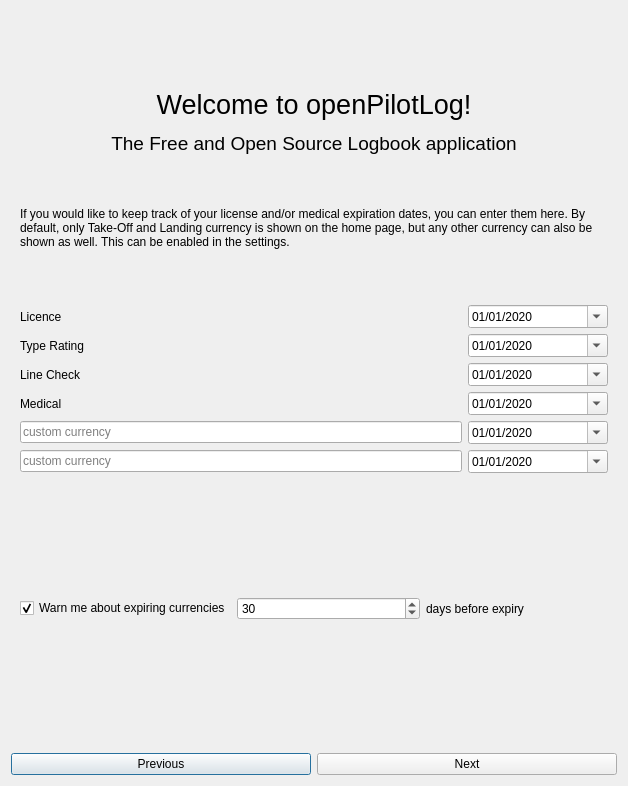
First picture: the form in src/gui/dialogues/firstrundialog.ui, repository fiffty-50/openPilotLog, before the edit.
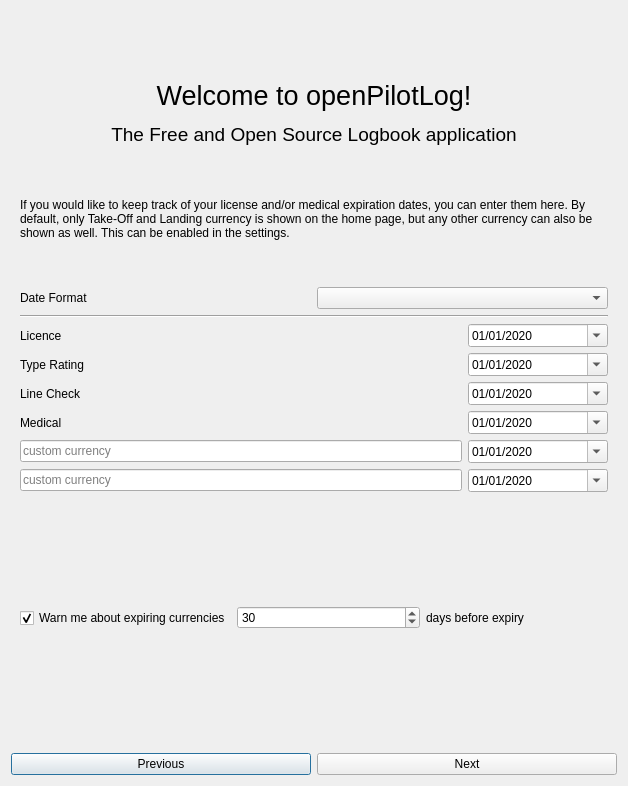
Second picture: the form after the edit. The open tabs and pages were chosen to show the change.

```diff
--- a/src/gui/dialogues/firstrundialog.ui
+++ b/src/gui/dialogues/firstrundialog.ui
@@ -133,7 +133,269 @@
      </widget>
      <widget class="QWidget" name="currencyPage">
       <layout class="QGridLayout" name="gridLayout_6">
-       <item row="0" column="0">
+       <item row="3" column="0" colspan="2">
+        <layout class="QGridLayout" name="gridLayout_5">
+         <item row="0" column="1">
+          <widget class="QDateEdit" name="currLicDateEdit">
+           <property name="minimumSize">
+            <size>
+             <width>140</width>
+             <height>0</height>
+            </size>
+           </property>
+           <property name="currentSection">
+            <enum>QDateTimeEdit::MonthSection</enum>
+           </property>
+           <property name="displayFormat">
+            <string>MM/dd/yyyy</string>
+           </property>
+           <property name="calendarPopup">
+            <bool>true</bool>
+           </property>
+           <property name="timeSpec">
+            <enum>Qt::UTC</enum>
+           </property>
+           <property name="date">
+            <date>
+             <year>2020</year>
+             <month>1</month>
+             <day>1</day>
+            </date>
+           </property>
+          </widget>
+         </item>
+         <item row="4" column="0">
+          <widget class="QLineEdit" name="currCustom1LineEdit">
+           <property name="minimumSize">
+            <size>
+             <width>280</width>
+             <height>0</height>
+            </size>
+           </property>
+           <property name="text">
+            <string/>
+           </property>
+           <property name="placeholderText">
+            <string>custom currency</string>
+           </property>
+          </widget>
+         </item>
+         <item row="3" column="1">
+          <widget class="QDateEdit" name="currMedDateEdit">
+           <property name="minimumSize">
+            <size>
+             <width>140</width>
+             <height>0</height>
+            </size>
+           </property>
+           <property name="currentSection">
+            <enum>QDateTimeEdit::MonthSection</enum>
+           </property>
+           <property name="displayFormat">
+            <string>MM/dd/yyyy</string>
+           </property>
+           <property name="calendarPopup">
+            <bool>true</bool>
+           </property>
+           <property name="timeSpec">
+            <enum>Qt::UTC</enum>
+           </property>
+           <property name="date">
+            <date>
+             <year>2020</year>
+             <month>1</month>
+             <day>1</day>
+            </date>
+           </property>
+          </widget>
+         </item>
+         <item row="5" column="1">
+          <widget class="QDateEdit" name="currCustom2DateEdit">
+           <property name="minimumSize">
+            <size>
+             <width>140</width>
+             <height>0</height>
+            </size>
+           </property>
+           <property name="currentSection">
+            <enum>QDateTimeEdit::MonthSection</enum>
+           </property>
+           <property name="displayFormat">
+            <string>MM/dd/yyyy</string>
+           </property>
+           <property name="calendarPopup">
+            <bool>true</bool>
+           </property>
+           <property name="timeSpec">
+            <enum>Qt::UTC</enum>
+           </property>
+           <property name="date">
+            <date>
+             <year>2020</year>
+             <month>1</month>
+             <day>1</day>
+            </date>
+           </property>
+          </widget>
+         </item>
+         <item row="2" column="0">
+          <widget class="QLabel" name="currLckLabel">
+           <property name="minimumSize">
+            <size>
+             <width>280</width>
+             <height>0</height>
+            </size>
+           </property>
+           <property name="text">
+            <string>Line Check</string>
+           </property>
+          </widget>
+         </item>
+         <item row="3" column="0">
+          <widget class="QLabel" name="currMedLabel">
+           <property name="minimumSize">
+            <size>
+             <width>280</width>
+             <height>0</height>
+            </size>
+           </property>
+           <property name="text">
+            <string>Medical</string>
+           </property>
+          </widget>
+         </item>
+         <item row="0" column="0">
+          <widget class="QLabel" name="currLicLabel">
+           <property name="minimumSize">
+            <size>
+             <width>280</width>
+             <height>0</height>
+            </size>
+           </property>
+           <property name="text">
+            <string>Licence</string>
+           </property>
+          </widget>
+         </item>
+         <item row="1" column="0">
+          <widget class="QLabel" name="currTrLabel">
+           <property name="minimumSize">
+            <size>
+             <width>280</width>
+             <height>0</height>
+            </size>
+           </property>
+           <property name="text">
+            <string>Type Rating</string>
+           </property>
+          </widget>
+         </item>
+         <item row="4" column="1">
+          <widget class="QDateEdit" name="currCustom1DateEdit">
+           <property name="minimumSize">
+            <size>
+             <width>140</width>
+             <height>0</height>
+            </size>
+           </property>
+           <property name="currentSection">
+            <enum>QDateTimeEdit::MonthSection</enum>
+           </property>
+           <property name="displayFormat">
+            <string>MM/dd/yyyy</string>
+           </property>
+           <property name="calendarPopup">
+            <bool>true</bool>
+           </property>
+           <property name="timeSpec">
+            <enum>Qt::UTC</enum>
+           </property>
+           <property name="date">
+            <date>
+             <year>2020</year>
+             <month>1</month>
+             <day>1</day>
+            </date>
+           </property>
+          </widget>
+         </item>
+         <item row="2" column="1">
+          <widget class="QDateEdit" name="currLckDateEdit">
+           <property name="minimumSize">
+            <size>
+             <width>140</width>
+             <height>0</height>
+            </size>
+           </property>
+           <property name="currentSection">
+            <enum>QDateTimeEdit::MonthSection</enum>
+           </property>
+           <property name="displayFormat">
+            <string>MM/dd/yyyy</string>
+           </property>
+           <property name="calendarPopup">
+            <bool>true</bool>
+           </property>
+           <property name="timeSpec">
+            <enum>Qt::UTC</enum>
+           </property>
+           <property name="date">
+            <date>
+             <year>2020</year>
+             <month>1</month>
+             <day>1</day>
+            </date>
+           </property>
+          </widget>
+         </item>
+         <item row="1" column="1">
+          <widget class="QDateEdit" name="currTrDateEdit">
+           <property name="minimumSize">
+            <size>
+             <width>140</width>
+             <height>0</height>
+            </size>
+           </property>
+           <property name="currentSection">
+            <enum>QDateTimeEdit::MonthSection</enum>
+           </property>
+           <property name="displayFormat">
+            <string>MM/dd/yyyy</string>
+           </property>
+           <property name="calendarPopup">
+            <bool>true</bool>
+           </property>
+           <property name="timeSpec">
+            <enum>Qt::UTC</enum>
+           </property>
+           <property name="date">
+            <date>
+             <year>2020</year>
+             <month>1</month>
+             <day>1</day>
+            </date>
+           </property>
+          </widget>
+         </item>
+         <item row="5" column="0">
+          <widget class="QLineEdit" name="currCustom2LineEdit">
+           <property name="minimumSize">
+            <size>
+             <width>280</width>
+             <height>0</height>
+            </size>
+           </property>
+           <property name="placeholderText">
+            <string>custom currency</string>
+           </property>
+          </widget>
+         </item>
+        </layout>
+       </item>
+       <item row="1" column="1">
+        <widget class="QComboBox" name="dateFormatComboBox"/>
+       </item>
+       <item row="0" column="0" colspan="2">
         <widget class="QLabel" name="label_6">
          <property name="text">
           <string>&lt;html&gt;&lt;head/&gt;&lt;body&gt;&lt;p align=&quot;center&quot;&gt;&lt;span style=&quot; font-size:20pt;&quot;&gt;Welcome to openPilotLog!&lt;/span&gt;&lt;/p&gt;&lt;p align=&quot;center&quot;&gt;&lt;span style=&quot; font-size:14pt;&quot;&gt;The Free and Open Source Logbook application&lt;/span&gt;&lt;/p&gt;&lt;p&gt;&lt;br/&gt;&lt;/p&gt;&lt;p&gt;If you would like to keep track of your license and/or medical expiration dates, you can enter them here. By default, only Take-Off and Landing currency is shown on the home page, but any other currency can also be shown as well. This can be enabled in the settings.&lt;/p&gt;&lt;/body&gt;&lt;/html&gt;</string>
@@ -146,7 +408,14 @@
          </property>
         </widget>
        </item>
-       <item row="2" column="0">
+       <item row="1" column="0">
+        <widget class="QLabel" name="dateFormatLabel">
+         <property name="text">
+          <string>Date Format</string>
+         </property>
+        </widget>
+       </item>
+       <item row="4" column="0" colspan="2">
         <layout class="QHBoxLayout" name="horizontalLayout">
          <item>
           <widget class="QCheckBox" name="currWarningCheckBox">
@@ -177,264 +446,12 @@
          </item>
         </layout>
        </item>
-       <item row="1" column="0">
-        <layout class="QGridLayout" name="gridLayout_5">
-         <item row="1" column="1">
-          <widget class="QDateEdit" name="currTrDateEdit">
-           <property name="minimumSize">
-            <size>
-             <width>140</width>
-             <height>0</height>
-            </size>
-           </property>
-           <property name="currentSection">
-            <enum>QDateTimeEdit::MonthSection</enum>
-           </property>
-           <property name="displayFormat">
-            <string>MM/dd/yyyy</string>
-           </property>
-           <property name="calendarPopup">
-            <bool>true</bool>
-           </property>
-           <property name="timeSpec">
-            <enum>Qt::UTC</enum>
-           </property>
-           <property name="date">
-            <date>
-             <year>2020</year>
-             <month>1</month>
-             <day>1</day>
-            </date>
-           </property>
-          </widget>
-         </item>
-         <item row="3" column="0">
-          <widget class="QLabel" name="currMedLabel">
-           <property name="minimumSize">
-            <size>
-             <width>280</width>
-             <height>0</height>
-            </size>
-           </property>
-           <property name="text">
-            <string>Medical</string>
-           </property>
-          </widget>
-         </item>
-         <item row="5" column="0">
-          <widget class="QLineEdit" name="currCustom2LineEdit">
-           <property name="minimumSize">
-            <size>
-             <width>280</width>
-             <height>0</height>
-            </size>
-           </property>
-           <property name="placeholderText">
-            <string>custom currency</string>
-           </property>
-          </widget>
-         </item>
-         <item row="4" column="0">
-          <widget class="QLineEdit" name="currCustom1LineEdit">
-           <property name="minimumSize">
-            <size>
-             <width>280</width>
-             <height>0</height>
-            </size>
-           </property>
-           <property name="text">
-            <string/>
-           </property>
-           <property name="placeholderText">
-            <string>custom currency</string>
-           </property>
-          </widget>
-         </item>
-         <item row="1" column="0">
-          <widget class="QLabel" name="currTrLabel">
-           <property name="minimumSize">
-            <size>
-             <width>280</width>
-             <height>0</height>
-            </size>
-           </property>
-           <property name="text">
-            <string>Type Rating</string>
-           </property>
-          </widget>
-         </item>
-         <item row="4" column="1">
-          <widget class="QDateEdit" name="currCustom1DateEdit">
-           <property name="minimumSize">
-            <size>
-             <width>140</width>
-             <height>0</height>
-            </size>
-           </property>
-           <property name="currentSection">
-            <enum>QDateTimeEdit::MonthSection</enum>
-           </property>
-           <property name="displayFormat">
-            <string>MM/dd/yyyy</string>
-           </property>
-           <property name="calendarPopup">
-            <bool>true</bool>
-           </property>
-           <property name="timeSpec">
-            <enum>Qt::UTC</enum>
-           </property>
-           <property name="date">
-            <date>
-             <year>2020</year>
-             <month>1</month>
-             <day>1</day>
-            </date>
-           </property>
-          </widget>
-         </item>
-         <item row="3" column="1">
-          <widget class="QDateEdit" name="currMedDateEdit">
-           <property name="minimumSize">
-            <size>
-             <width>140</width>
-             <height>0</height>
-            </size>
-           </property>
-           <property name="currentSection">
-            <enum>QDateTimeEdit::MonthSection</enum>
-           </property>
-           <property name="displayFormat">
-            <string>MM/dd/yyyy</string>
-           </property>
-           <property name="calendarPopup">
-            <bool>true</bool>
-           </property>
-           <property name="timeSpec">
-            <enum>Qt::UTC</enum>
-           </property>
-           <property name="date">
-            <date>
-             <year>2020</year>
-             <month>1</month>
-             <day>1</day>
-            </date>
-           </property>
-          </widget>
-         </item>
-         <item row="5" column="1">
-          <widget class="QDateEdit" name="currCustom2DateEdit">
-           <property name="minimumSize">
-            <size>
-             <width>140</width>
-             <height>0</height>
-            </size>
-           </property>
-           <property name="currentSection">
-            <enum>QDateTimeEdit::MonthSection</enum>
-           </property>
-           <property name="displayFormat">
-            <string>MM/dd/yyyy</string>
-           </property>
-           <property name="calendarPopup">
-            <bool>true</bool>
-           </property>
-           <property name="timeSpec">
-            <enum>Qt::UTC</enum>
-           </property>
-           <property name="date">
-            <date>
-             <year>2020</year>
-             <month>1</month>
-             <day>1</day>
-            </date>
-           </property>
-          </widget>
-         </item>
-         <item row="0" column="1">
-          <widget class="QDateEdit" name="currLicDateEdit">
-           <property name="minimumSize">
-            <size>
-             <width>140</width>
-             <height>0</height>
-            </size>
-           </property>
-           <property name="currentSection">
-            <enum>QDateTimeEdit::MonthSection</enum>
-           </property>
-           <property name="displayFormat">
-            <string>MM/dd/yyyy</string>
-           </property>
-           <property name="calendarPopup">
-            <bool>true</bool>
-           </property>
-           <property name="timeSpec">
-            <enum>Qt::UTC</enum>
-           </property>
-           <property name="date">
-            <date>
-             <year>2020</year>
-             <month>1</month>
-             <day>1</day>
-            </date>
-           </property>
-          </widget>
-         </item>
-         <item row="2" column="1">
-          <widget class="QDateEdit" name="currLckDateEdit">
-           <property name="minimumSize">
-            <size>
-             <width>140</width>
-             <height>0</height>
-            </size>
-           </property>
-           <property name="currentSection">
-            <enum>QDateTimeEdit::MonthSection</enum>
-           </property>
-           <property name="displayFormat">
-            <string>MM/dd/yyyy</string>
-           </property>
-           <property name="calendarPopup">
-            <bool>true</bool>
-           </property>
-           <property name="timeSpec">
-            <enum>Qt::UTC</enum>
-           </property>
-           <property name="date">
-            <date>
-             <year>2020</year>
-             <month>1</month>
-             <day>1</day>
-            </date>
-           </property>
-          </widget>
-         </item>
-         <item row="2" column="0">
-          <widget class="QLabel" name="currLckLabel">
-           <property name="minimumSize">
-            <size>
-             <width>280</width>
-             <height>0</height>
-            </size>
-           </property>
-           <property name="text">
-            <string>Line Check</string>
-           </property>
-          </widget>
-         </item>
-         <item row="0" column="0">
-          <widget class="QLabel" name="currLicLabel">
-           <property name="minimumSize">
-            <size>
-             <width>280</width>
-             <height>0</height>
-            </size>
-           </property>
-           <property name="text">
-            <string>Licence</string>
-           </property>
-          </widget>
-         </item>
-        </layout>
+       <item row="2" column="0" colspan="2">
+        <widget class="Line" name="line">
+         <property name="orientation">
+          <enum>Qt::Horizontal</enum>
+         </property>
+        </widget>
        </item>
       </layout>
      </widget>
```
Left out of the diff: 2 changed lines with no effect on the pictures.
